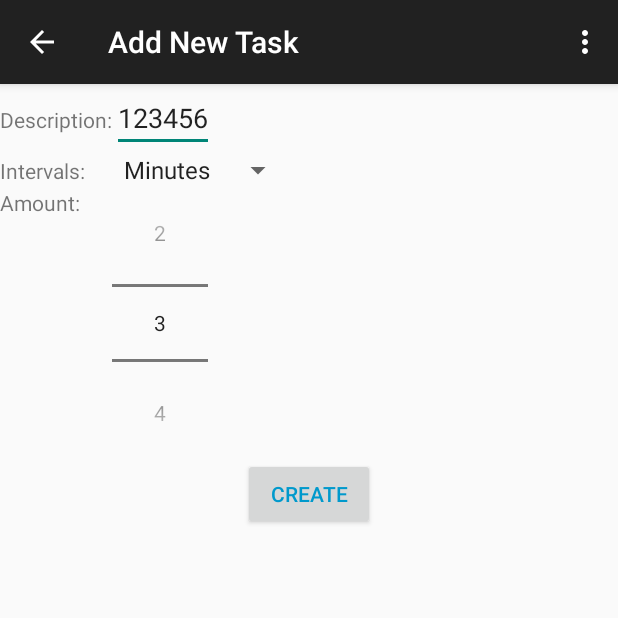
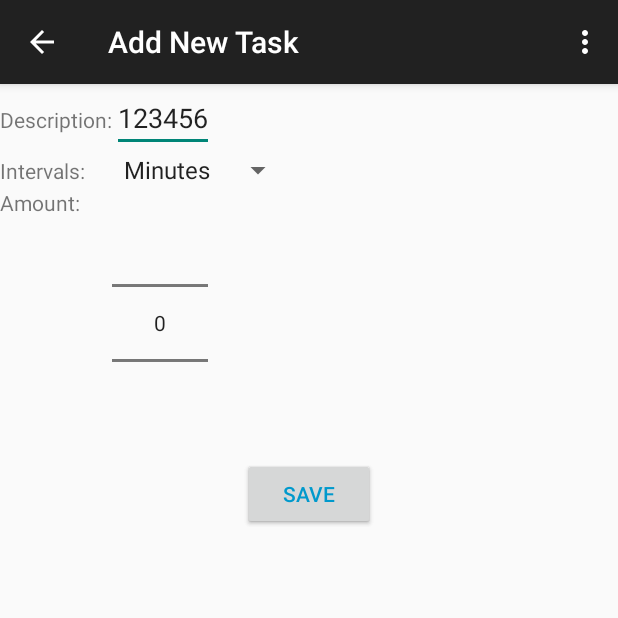
Before and after one commit to valker/intime, an Android app: the NewTaskActivity screen opened directly, with no data from a screen before it, after a tap on "CREATE", on a phone screen of 412 x 824 dp, the top half of it. Run offline under Robolectric (Android 15) with nearby library versions, the phone set to English and light mode, and no system bars; 3 statements that could not run were skipped.

Commit message:
first working version

```diff
--- a/intime/app/src/main/java/com/vpe_soft/intime/intime/NewTaskActivity.java
+++ b/intime/app/src/main/java/com/vpe_soft/intime/intime/NewTaskActivity.java
@@ -1,6 +1,7 @@
 package com.vpe_soft.intime.intime;
 
 import android.content.ContentValues;
+import android.content.Intent;
 import android.database.sqlite.SQLiteDatabase;
 import android.net.Uri;
 import android.support.annotation.NonNull;
@@ -11,6 +12,7 @@ import android.util.Log;
 import android.view.Menu;
 import android.view.MenuItem;
 import android.view.View;
+import android.widget.Button;
 import android.widget.EditText;
 import android.widget.NumberPicker;
 import android.widget.Spinner;
@@ -19,14 +21,47 @@ import java.util.Objects;
 
 public class NewTaskActivity extends AppCompatActivity implements NewTaskFragment.OnFragmentInteractionListener {
 
+    private long _id;
+
     @Override
     protected void onCreate(Bundle savedInstanceState) {
         super.onCreate(savedInstanceState);
         setContentView(R.layout.activity_new_task);
-        NumberPicker np = (NumberPicker) findViewById(R.id.numberPicker);
-        np.setMaxValue(10);
-        np.setMinValue(1);
-        np.setValue(3);
+
+        Intent intent = getIntent();
+        String action = intent.getExtras().getString("action");
+        if(action.equals("create")) {
+            NumberPicker np = (NumberPicker) findViewById(R.id.numberPicker);
+            np.setMaxValue(10);
+            np.setMinValue(1);
+            np.setValue(3);
+            final Button createTaskButton = (Button) findViewById(R.id.button_create_task);
+            final Button updateTaskButton = (Button) findViewById(R.id.button_update_task);
+            createTaskButton.setVisibility(View.VISIBLE);
+            updateTaskButton.setVisibility(View.INVISIBLE);
+
+        } else if(action.equals("edit")) {
+            long id = intent.getExtras().getLong("id");
+            _id = id;
+            InTimeOpenHelper openHelper = new InTimeOpenHelper(this);
+            SQLiteDatabase database = openHelper.getReadableDatabase();
+            final TaskInfo taskInfo = Util.findTaskById(database, id);
+            EditText description = (EditText) findViewById(R.id.description);
+            description.setText(taskInfo.getDescription());
+            final Spinner spinner = (Spinner) findViewById(R.id.spinner);
+            spinner.setSelection(taskInfo.getInterval());
+
+            final NumberPicker numberPicker = (NumberPicker) findViewById(R.id.numberPicker);
+            numberPicker.setMaxValue(10);
+            numberPicker.setMinValue(1);
+            numberPicker.setValue(taskInfo.getAmount());
+            final Button createTaskButton = (Button) findViewById(R.id.button_create_task);
+            final Button updateTaskButton = (Button) findViewById(R.id.button_update_task);
+            createTaskButton.setVisibility(View.INVISIBLE);
+            updateTaskButton.setVisibility(View.VISIBLE);
+        } else {
+            Log.e("VP", "unknown action:" + action);
+        }
     }
 
     @Override
@@ -94,7 +129,7 @@ public class NewTaskActivity extends AppCompatActivity implements NewTaskFragmen
             try (SQLiteDatabase db = openHelper.getWritableDatabase()){
                 db.insert(Util.TASK_TABLE, null, contentValues);
             }
-        }finally {
+        } finally {
             openHelper.close();
         }
     }
@@ -109,4 +144,53 @@ public class NewTaskActivity extends AppCompatActivity implements NewTaskFragmen
         return contentValues;
     }
 
+    @NonNull
+    private ContentValues getContentValuesForNewTask(String description, int interval, int amount) {
+        ContentValues contentValues = new ContentValues();
+        contentValues.put("description", description);
+        contentValues.put("interval", interval);
+        contentValues.put("amount", amount);
+        return contentValues;
+    }
+
+
+    public void OnButtonUpdateTaskClicked(View view) {
+        Log.d("VP", "button update task clicked");
+        NumberPicker np = (NumberPicker) findViewById(R.id.numberPicker);
+        int amount = np.getValue();
+        Spinner spinner = (Spinner) findViewById(R.id.spinner);
+        String value = spinner.getSelectedItem().toString();
+        String[] spinnerItems = getResources().getStringArray(R.array.spinnerItems);
+        int interval = -1;
+        for(int i = 0; i < spinnerItems.length; ++i) {
+            if(Objects.equals(value, spinnerItems[i])) {
+                interval = i;
+                break;
+            }
+        }
+
+        EditText editText = (EditText) findViewById(R.id.description);
+        String description = editText.getText().toString();
+        updateTask(_id, description, interval, amount);
+        NavUtils.navigateUpFromSameTask(this);
+    }
+
+    private void updateTask(long id, String description, int interval, int amount) {
+        Log.d("VP", "updateTask");
+
+        ContentValues contentValues = getContentValuesForNewTask(
+                description,
+                interval,
+                amount);
+
+        InTimeOpenHelper openHelper = new InTimeOpenHelper(this);
+        try {
+            try (SQLiteDatabase db = openHelper.getWritableDatabase()){
+                db.update(Util.TASK_TABLE, contentValues, "id=" + id, null);
+            }
+        } finally {
+            openHelper.close();
+        }
+
+    }
 }
--- a/intime/app/src/main/java/com/vpe_soft/intime/intime/TaskInfo.java
+++ b/intime/app/src/main/java/com/vpe_soft/intime/intime/TaskInfo.java
@@ -23,4 +23,8 @@ public class TaskInfo {
     public int getAmount() {
         return _amount;
     }
+
+    public String getDescription() {
+        return _description;
+    }
 }
--- a/intime/app/src/main/res/layout/fragment_new_task.xml
+++ b/intime/app/src/main/res/layout/fragment_new_task.xml
@@ -53,6 +53,13 @@
         android:id="@+id/button_create_task"
         android:onClick="OnButtonCreateTaskClicked"
         />
+    <Button  android:text="@string/button_update_text" android:layout_column="0" android:layout_row="3" android:layout_columnSpan="2"
+        android:layout_width="wrap_content"
+        android:layout_gravity="center_horizontal"
+        android:textColor="@android:color/holo_blue_dark"
+        android:id="@+id/button_update_task"
+        android:onClick="OnButtonUpdateTaskClicked"
+        />
 
     <!--<EditText-->
         <!--android:layout_width="wrap_content"-->
--- a/intime/app/src/main/res/values/strings.xml
+++ b/intime/app/src/main/res/values/strings.xml
@@ -14,4 +14,5 @@
     <string name="context_menu_acknowledge">Acknowledge</string>
     <string name="context_menu_edit">Edit</string>
     <string name="context_menu_delete">Delete</string>
+    <string name="button_update_text">Save</string>
 </resources>
```
Also changed, not shown: intime/app/src/main/java/com/vpe_soft/intime/intime/MainActivity.java (+11 -15 lines), intime/app/src/main/java/com/vpe_soft/intime/intime/Util.java (+17 -0 lines), 1 other file.
